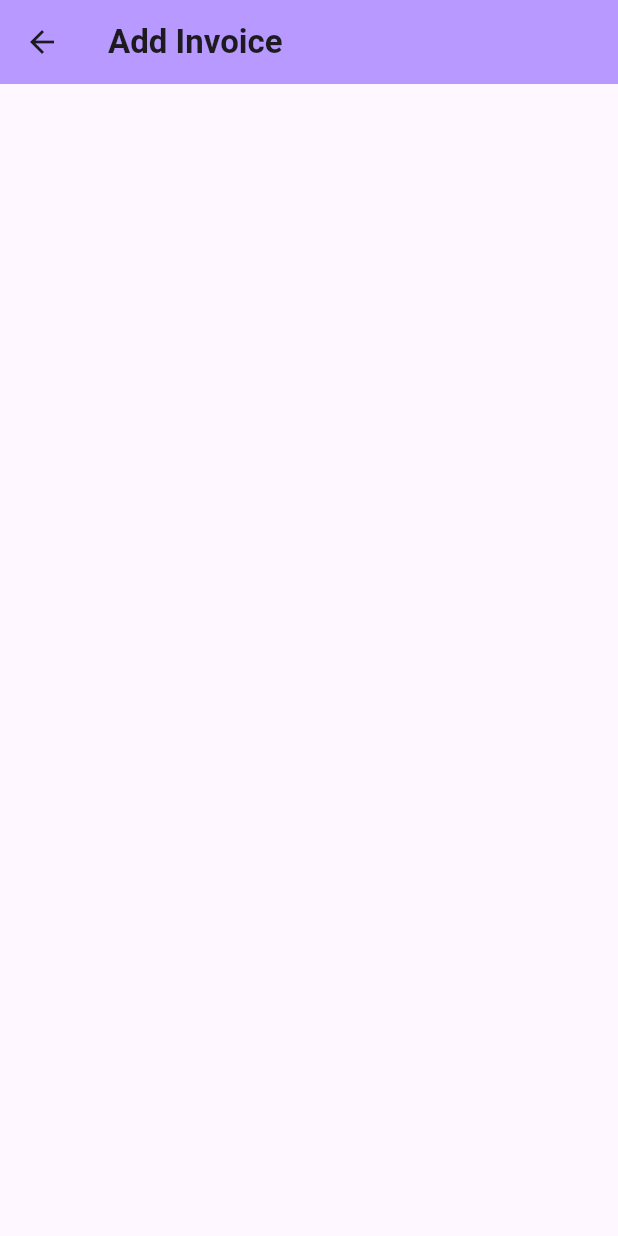
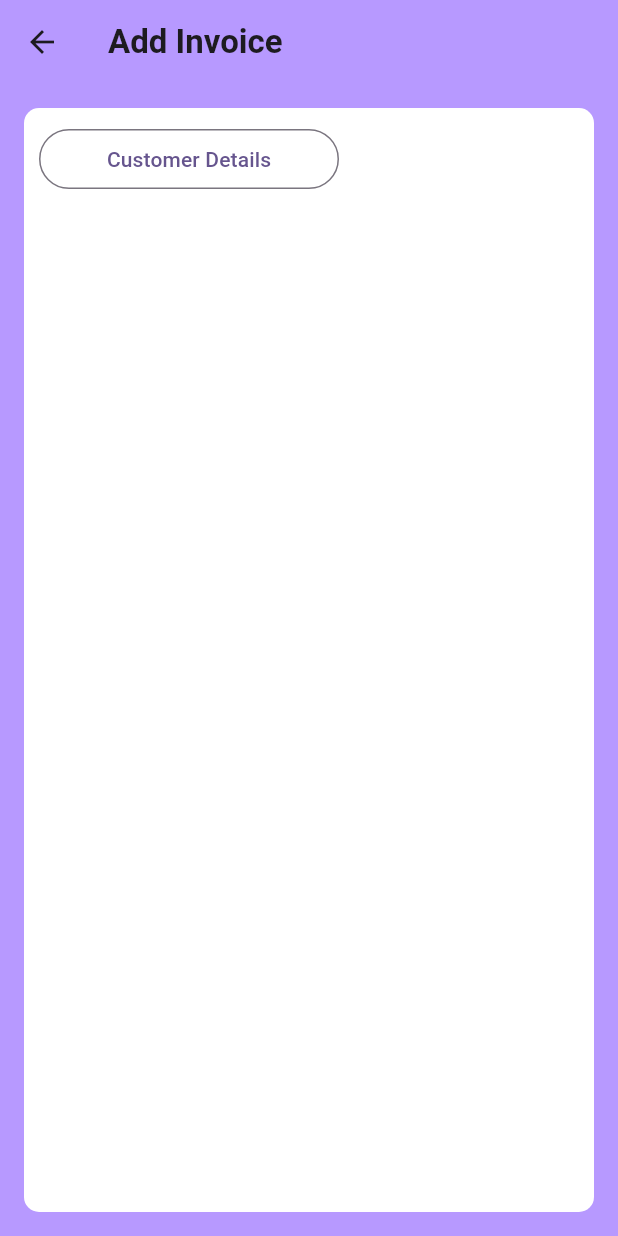
Before and after one commit to Vinisha0306/invoice_app, a Flutter app: the InvoicePage screen opened by its route, on a phone screen of 412 x 824 dp. Run offline on Flutter 3.47's test engine with Material 3 defaults, Android fonts, the phone set to English and light mode, and no system bars; our stand-ins replace image_picker.

Commit message:
customer

```diff
--- a/lib/pages/build_options/customer_details/customer_details.dart
+++ b/lib/pages/build_options/customer_details/customer_details.dart
@@ -1,3 +1,4 @@
+import 'package:flutter/cupertino.dart';
 import 'package:flutter/material.dart';
 
 class InvoicePage extends StatefulWidget {
@@ -12,7 +13,7 @@ class _InvoicePageState extends State<InvoicePage> {
   Widget build(BuildContext context) {
     return Scaffold(
       appBar: AppBar(
-        title: Text(
+        title: const Text(
           'Add Invoice',
           style: TextStyle(
             fontWeight: FontWeight.bold,
@@ -20,6 +21,40 @@ class _InvoicePageState extends State<InvoicePage> {
         ),
         backgroundColor: const Color.fromARGB(255, 183, 153, 255),
       ),
+      backgroundColor: const Color.fromARGB(255, 183, 153, 255),
+      body: Padding(
+        padding: EdgeInsets.all(16),
+        child: Container(
+          padding: EdgeInsets.all(10),
+          decoration: BoxDecoration(
+            borderRadius: BorderRadius.circular(10),
+            color: Colors.white,
+          ),
+          alignment: Alignment.topLeft,
+          child: Column(
+            children: <Widget>[
+              SizedBox(
+                width: 200,
+                child: OutlinedButton(
+                  onPressed: () {
+                    showDialog(
+                      context: context,
+                      builder: (context) => AlertDialog(
+                        title: Text(
+                          'Customer Details',
+                        ),
+                      ),
+                    );
+                  },
+                  child: Text(
+                    'Customer Details',
+                  ),
+                ),
+              ),
+            ],
+          ),
+        ),
+      ),
     );
   }
 }
```
